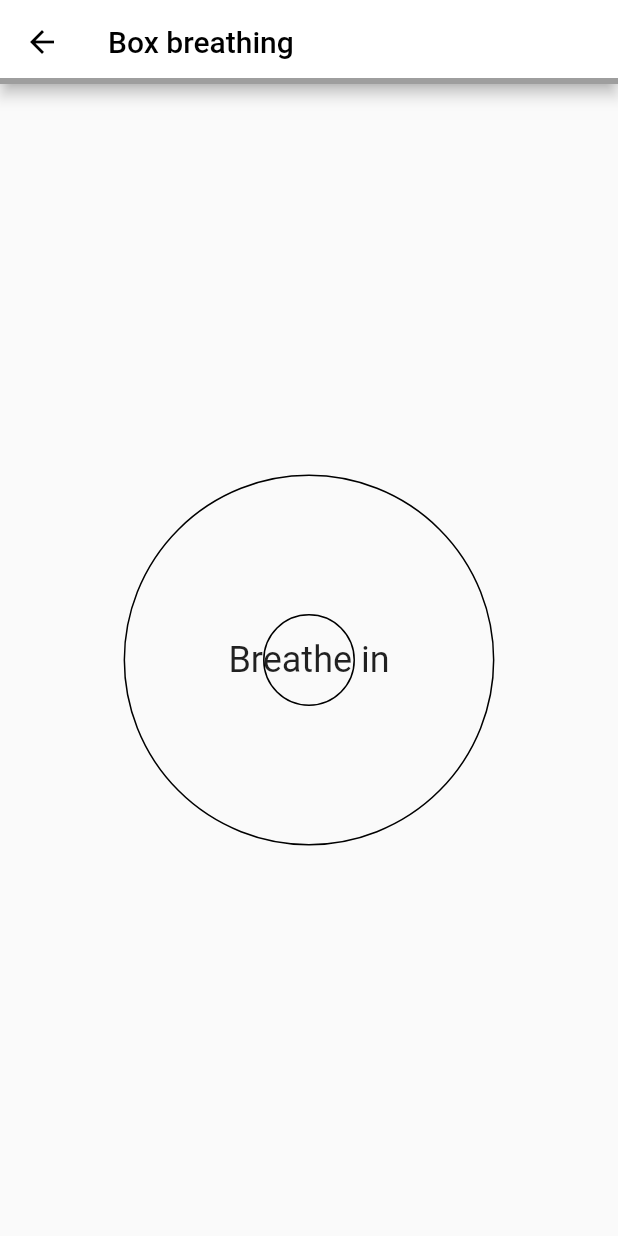
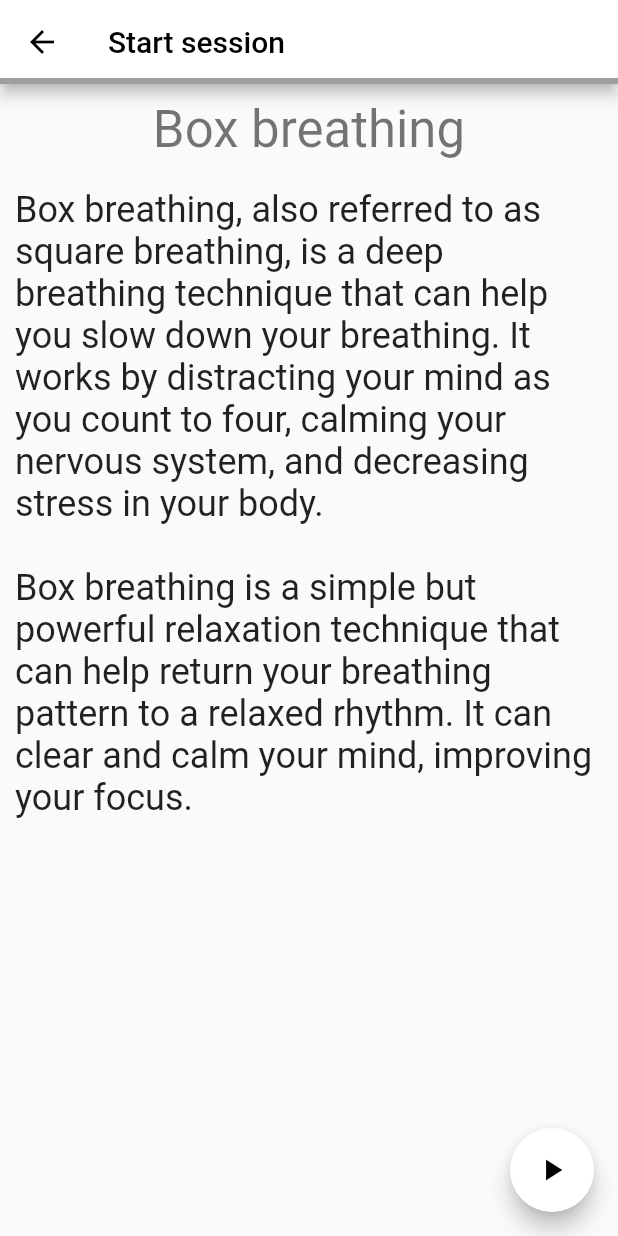
Before and after one commit to piotr-tanski/mindful-breath, a Flutter app: the screen it shows after launch, after a tap on "Box breathing", on a phone screen of 412 x 824 dp. Run offline on Flutter 3.47's test engine with Material 2 defaults, Android fonts, the phone set to English and light mode, and no system bars; our stand-ins replace audioplayers, equatable, rxdart, sqflite, wakelock; accounts and stored records are empty.

Commit message:
- Added session briefing page - Fixed minor issues in UI.

```diff
--- a/lib/src/data/models/session_type_dao.dart
+++ b/lib/src/data/models/session_type_dao.dart
@@ -8,6 +8,7 @@ import 'package:sqflite/sqflite.dart';
 
 Map<String, dynamic> convertToMap(SessionType sessionType) => {
     SessionTable.name: sessionType.name,
+    SessionTable.shortDescription: sessionType.shortDescription,
     SessionTable.description: sessionType.description,
     SessionTable.inhaleDuration: sessionType.parameters.getPhaseDuration(SessionPhase.inhale).inSeconds,
     SessionTable.holdBreathDuration: sessionType.parameters.getPhaseDuration(SessionPhase.holdBreath).inSeconds,
@@ -30,6 +31,7 @@ class SessionTypeDAO implements PersistentSessionType
           holdBreath: Duration(seconds: maps[i][SessionTable.holdBreathDuration]),
           exhale: Duration(seconds: maps[i][SessionTable.exhaleDuration]),
           holdEmptyLungs: Duration(seconds: maps[i][SessionTable.holdEmptyLungsDuration])),
+        shortDescription: maps[i][SessionTable.shortDescription],
         description: maps[i][SessionTable.description],
         id: maps[i][SessionTable.id]
       );
--- a/lib/src/data/models/sqlite_db.dart
+++ b/lib/src/data/models/sqlite_db.dart
@@ -1,12 +1,13 @@
 import 'package:sqflite/sqflite.dart';
 
 const kDbName = 'breath.db';
-const kDbVersion = 1;
+const kDbVersion = 2;
 
 const kSessionTableName = 'sessions';
 class SessionTable {
   static const id = 'id';
   static const name = 'name';
+  static const shortDescription = 'short_description';
   static const description = 'description';
   static const inhaleDuration = 'inhale_duration_sec';
   static const holdBreathDuration = 'hold_breath_duration_sec';
@@ -24,6 +25,7 @@ class BreathDatabase
         return db.execute('CREATE TABLE $kSessionTableName ('
             '${SessionTable.id} INTEGER PRIMARY KEY,'
             '${SessionTable.name} TEXT,'
+            '${SessionTable.shortDescription} TEXT,'
             '${SessionTable.description} TEXT,'
             '${SessionTable.inhaleDuration} INTEGER,'
             '${SessionTable.holdBreathDuration} INTEGER,'
--- a/lib/src/data/repositories/predefined_session_types_repository.dart
+++ b/lib/src/data/repositories/predefined_session_types_repository.dart
@@ -7,17 +7,23 @@ class PredefinedSessionTypesRepository implements SessionTypesRepository
   final sessions = <SessionType>[
     SessionType("Box breathing",
         SessionParameters(inhale: const Duration(seconds: 4), holdBreath: const Duration(seconds: 4), exhale: const Duration(seconds: 4), holdEmptyLungs: const Duration(seconds: 4)),
-        description: "It can heighten performance and concentration while also being a powerful stress reliever. You may find it particularly helpful if you have a lung disease",
+        shortDescription: "It can heighten performance and concentration while also being a powerful stress reliever. You may find it particularly helpful if you have a lung disease",
+        description: "Box breathing, also referred to as square breathing, is a deep breathing technique that can help you slow down your breathing. It works by distracting your mind as you count to four, calming your nervous system, and decreasing stress in your body.\n\n"
+            "Box breathing is a simple but powerful relaxation technique that can help return your breathing pattern to a relaxed rhythm. It can clear and calm your mind, improving your focus.",
         predefined: true,
     ),
     SessionType("Deep breathing",
         SessionParameters(inhale: const Duration(seconds: 4), exhale: const Duration(seconds: 6)),
-        description: "A powerful tool to ease stress and make you feel less anxious. With this technique, you'll learn how to take bigger breaths, all the way into your belly.",
+        shortDescription: "A powerful tool to ease stress and make you feel less anxious. With this technique, you'll learn how to take bigger breaths, all the way into your belly.",
+        description: "Your breath is a powerful tool to ease stress and make you feel less anxious. Some simple breathing exercises can make a big difference if you make them part of your regular routine.\n\n"
+            "Many breathing exercises take only a few minutes. When you have more time, you can do them for 10 minutes or more to get even greater benefits.",
         predefined: true,
     ),
     SessionType("4-7-8 breathing",
         SessionParameters(inhale: const Duration(seconds: 4), holdBreath: const Duration(seconds: 7), exhale: const Duration(seconds: 8)),
-        description: "The 4-7-8 breathing technique was developed by Dr. Andrew Weil. He refers to it as a \"natural tranquilizer for the nervous system\". Practice 4-7-8 while falling asleep as it helps to fall asleep faster and improves sleep quality.",
+        shortDescription: "Practice 4-7-8 while falling asleep as it helps to fall asleep faster and improves sleep quality.",
+        description: "The 4-7-8 breathing technique, also known as “relaxing breath,” involves breathing in for 4 seconds, holding the breath for 7 seconds, and exhaling for 8 seconds. This breathing pattern aims to reduce anxiety or help people get to sleep. Some proponents claim that the method helps people get to sleep in 1 minute.\n\n"
+            "There is limited scientific research to support this method, but there is a lot of anecdotal evidence to suggest that this type of deep, rhythmic breathing is relaxing and may help ease people into sleep.",
         predefined: true,
     ),
   ];
--- a/lib/src/domain/entities/session_type.dart
+++ b/lib/src/domain/entities/session_type.dart
@@ -4,10 +4,11 @@ import 'package:equatable/equatable.dart';
 
 class SessionType with EquatableMixin
 {
-  SessionType(this.name, this.parameters, {this.description = "", this.predefined = false, this.id = -1});
+  SessionType(this.name, this.parameters, {this.shortDescription = "", this.description = "", this.predefined = false, this.id = -1});
 
   int id;
   final String name;
+  final String shortDescription;
   final String description;
   final SessionParameters parameters;
   final bool predefined;
--- a/lib/src/presentation/views/home_page.dart
+++ b/lib/src/presentation/views/home_page.dart
@@ -3,10 +3,10 @@ import 'package:breath/src/data/repositories/predefined_session_types_repository
 import 'package:breath/src/domain/entities/session_type.dart';
 import 'package:breath/src/presentation/blocs/remove_session_types_bloc.dart';
 import 'package:breath/src/presentation/views/session_add_page.dart';
+import 'package:breath/src/presentation/views/session_briefing_page.dart';
 import 'package:breath/src/presentation/widgets/app_bar.dart';
 import 'package:breath/src/presentation/widgets/session_list_item.dart';
 import 'package:breath/src/presentation/blocs/retrieve_session_types_bloc.dart';
-import 'package:breath/src/presentation/views/session_page.dart';
 
 import 'package:flutter/material.dart';
 
@@ -54,7 +54,7 @@ class _HomePageState extends State<HomePage> with WidgetsBindingObserver {
           }
           return ListView.separated(
               separatorBuilder: (context, index) => const Divider(
-                color: Colors.black,
+                color: Colors.grey,
               ),
               itemCount: snapshot.data!.length,
               itemBuilder: (context, index) {
@@ -67,13 +67,13 @@ class _HomePageState extends State<HomePage> with WidgetsBindingObserver {
                             removeBloc.remove(item);
                           });
                           ScaffoldMessenger.of(context).showSnackBar(SnackBar(
-                              content: Text('\'${item.name}\' deleted')));
+                              content: Text('Session \'${item.name}\' deleted')));
                       },
-                      child: SessionListItem(item.name, item.description)
+                      child: SessionListItem(item.name, item.shortDescription)
                           .build(context, () => onSessionChosen(context, item)),
                       background: Container(color: Colors.red.shade900));
                 }
-                return SessionListItem(item.name, item.description)
+                return SessionListItem(item.name, item.shortDescription)
                     .build(context, () => onSessionChosen(context, item));
               }
           );
@@ -91,7 +91,7 @@ class _HomePageState extends State<HomePage> with WidgetsBindingObserver {
   }
 
   void onSessionChosen(BuildContext context, SessionType session) {
-    Navigator.push(context, MaterialPageRoute(builder: (context) => SessionPage(sessionType: session)));
+    Navigator.push(context, MaterialPageRoute(builder: (context) => SessionBriefingPage(sessionType: session)));
   }
 
   void onSessionAdd(BuildContext context) {
--- /dev/null
+++ b/lib/src/presentation/views/session_briefing_page.dart
@@ -0,0 +1,48 @@
+import 'package:breath/src/domain/entities/session_type.dart';
+import 'package:breath/src/presentation/views/session_page.dart';
+import 'package:breath/src/presentation/widgets/app_bar.dart';
+
+import 'package:flutter/material.dart';
+
+class SessionBriefingPage extends StatefulWidget {
+  const SessionBriefingPage({Key? key, required this.sessionType}) : super(key: key);
+
+  final SessionType sessionType;
+
+  @override
+  State<SessionBriefingPage> createState() => _SessionBriefingPageState();
+}
+
+class _SessionBriefingPageState extends State<SessionBriefingPage> {
+
+  @override
+  Widget build(BuildContext context) {
+    return Scaffold(
+      appBar: createAppBar(title: "Start session"),
+      body: Padding(
+        padding: const EdgeInsets.all(10.0),
+        child: SingleChildScrollView(
+          child: Column(
+            mainAxisAlignment: MainAxisAlignment.start,
+            crossAxisAlignment: CrossAxisAlignment.center,
+            children: [
+              Center(child: Text(widget.sessionType.name, style: Theme.of(context).textTheme.headline4)),
+              const Divider(
+                  height: 20,
+                  color: Colors.transparent
+              ),
+              Center(child: Text(widget.sessionType.description, style: Theme.of(context).textTheme.headline5)),
+            ]
+          ),
+        )
+      ),
+      floatingActionButton: FloatingActionButton(
+        child: const Icon(Icons.play_arrow),
+        backgroundColor: Colors.white,
+        onPressed: () {
+          Navigator.push(context, MaterialPageRoute(builder: (context) => SessionPage(sessionType: widget.sessionType)));
+        },
+      ),
+    );
+  }
+}
--- a/lib/src/presentation/views/session_page.dart
+++ b/lib/src/presentation/views/session_page.dart
@@ -1,3 +1,5 @@
+import 'dart:async';
+
 import 'package:breath/src/domain/entities/session.dart';
 import 'package:breath/src/domain/entities/session_phase.dart';
 import 'package:breath/src/domain/entities/session_state.dart';
@@ -8,11 +10,6 @@ import 'package:breath/src/presentation/widgets/app_bar.dart';
 
 import 'package:flutter/material.dart';
 import 'package:wakelock/wakelock.dart';
-
-const kCircleMinWidth = 1.0;
-const kCircleMinHeight = 1.0;
-const kCircleMaxWidth = 300.0;
-const kCircleMaxHeight = 300.0;
 
 class SessionPage extends StatefulWidget {
   const SessionPage({Key? key, required this.sessionType}) : super(key: key);
@@ -30,6 +27,7 @@ class _SessionPageState extends State<SessionPage> {
     Wakelock.toggle(enable: false);
     _bloc.stopSession();
     _bloc.dispose();
+    _timer?.cancel();
     super.dispose();
   }
 
@@ -50,55 +48,75 @@ class _SessionPageState extends State<SessionPage> {
     Wakelock.toggle(enable: true);
   }
 
+  void startCountdownTimer({Duration interval = const Duration(seconds: 1)}) {
+    _timer?.cancel();
+    _timer = Timer.periodic(interval, (timer) {
+      if (_countdown == 1) {
+        timer.cancel();
+      }
+      else {
+        setState(() {
+          --_countdown;
+        });
+      }
+    });
+  }
+
   void _setInhaleState(SessionState state) {
     setState(() {
       _animationDuration = state.duration;
-      _currentWidth = _innerCircleMaxSize(_maxWidth);
-      _currentHeight = _innerCircleMaxSize(_maxHeight);
+      _countdown = state.duration.inSeconds;
+      _currentRadius = _innerCircleMaxRadius(_maxRadius);
       _displayedText = "Breathe in";
     });
+    startCountdownTimer();
   }
 
   void _setHoldBreathState(SessionState state) {
     setState(() {
       _animationDuration = const Duration();
-      _currentWidth = _innerCircleMaxSize(_maxWidth);
-      _currentHeight = _innerCircleMaxSize(_maxHeight);
+      _countdown = state.duration.inSeconds;
+      _currentRadius = _innerCircleMaxRadius(_maxRadius);
       _displayedText = "Hold";
     });
+    startCountdownTimer();
   }
 
-  double _innerCircleMaxSize(double dimension) => dimension - 5.0;
+  double _innerCircleMaxRadius(double dimension) => dimension - 5.0;
 
   void _setExhaleState(SessionState state) {
     setState(() {
       _animationDuration = state.duration;
-      _currentWidth = kCircleMinWidth;
-      _currentHeight = kCircleMinHeight;
+      _countdown = state.duration.inSeconds;
+      _currentRadius = _minRadius;
       _displayedText = "Breathe out";
     });
+    startCountdownTimer();
   }
 
   void _setHoldEmptyLungsState(SessionState state) {
     setState(() {
       _animationDuration = const Duration();
-      _currentWidth = kCircleMinWidth;
-      _currentHeight = kCircleMinHeight;
+      _countdown = state.duration.inSeconds;
+      _currentRadius = _minRadius;
       _displayedText = "Hold";
     });
+    startCountdownTimer();
   }
 
   @override
   Widget build(BuildContext context) {
-    _maxHeight = _maxWidth = _getCircleMaxRadius();
+    if (!_initialized) {
+      _firstInitialization();
+    }
     return Scaffold(
       appBar: createAppBar(title: widget.sessionType.name),
       body: Stack(
         children: <Widget>[
           Center(
               child: Container(
-                  width: _maxWidth,
-                  height: _maxHeight,
+                  width: _maxRadius,
+                  height: _maxRadius,
                   decoration: BoxDecoration(
                     shape: BoxShape.circle,
                     border: Border.all(color: Colors.black),
@@ -107,8 +125,8 @@ class _SessionPageState extends State<SessionPage> {
           ),
           Center(
               child: AnimatedContainer(
-                width: _currentWidth,
-                height: _currentHeight,
+                width: _currentRadius,
+                height: _currentRadius,
                 duration: _animationDuration,
                   decoration: BoxDecoration(
                     shape: BoxShape.circle,
@@ -116,28 +134,44 @@ class _SessionPageState extends State<SessionPage> {
                   )
               )
           ),
-          Center(
-            child: Text(_displayedText, style: Theme.of(context).textTheme.headline5),
-          )
+          Column(
+            mainAxisAlignment: MainAxisAlignment.center,
+            crossAxisAlignment: CrossAxisAlignment.center,
+            children: [
+              Center(child: Text(_displayedText ?? "", style: Theme.of(context).textTheme.headline5)),
+              Center(child: Text("$_countdown", style: Theme.of(context).textTheme.headline5)),
+            ],
+          ),
         ],
       ),
     );
   }
 
+  void _firstInitialization() {
+    _maxRadius = _getCircleMaxRadius();
+    _currentRadius = _minRadius = _getCircleMinRadius();
+    _initialized = true;
+  }
+
   double _getCircleMaxRadius() {
-    const factor = 0.6;
+    const factor = 0.8;
     final base = _isPortraitMode() ? MediaQuery.of(context).size.width : MediaQuery.of(context).size.height;
     return base * factor;
   }
 
+  double _getCircleMinRadius() => _getCircleMaxRadius() * 0.6;
+
   bool _isPortraitMode() => MediaQuery.of(context).size.height > MediaQuery.of(context).size.width;
 
   late SessionBloc _bloc;
+  late double _minRadius;
+  late double _maxRadius;
+  late double _currentRadius;
 
   var _animationDuration = const Duration();
-  var _currentWidth = kCircleMinWidth;
-  var _currentHeight = kCircleMinHeight;
-  var _maxWidth = kCircleMaxWidth;
-  var _maxHeight = kCircleMaxHeight;
-  var _displayedText = "";
+  bool _initialized = false;
+  int _countdown = 0;
+
+  Timer? _timer;
+  String? _displayedText;
 }
--- a/lib/src/presentation/widgets/session_list_item.dart
+++ b/lib/src/presentation/widgets/session_list_item.dart
@@ -11,7 +11,10 @@ class SessionListItem {
             heading,
             style: Theme.of(context).textTheme.headline5,
           ),
-          const Divider(height: 20),
+          const Divider(
+            height: 20,
+            color: Colors.transparent
+          ),
           Text(description)
         ],
       ),
```
Also changed, not shown: lib/src/presentation/views/session_add_page.dart (+14 -14 lines).
